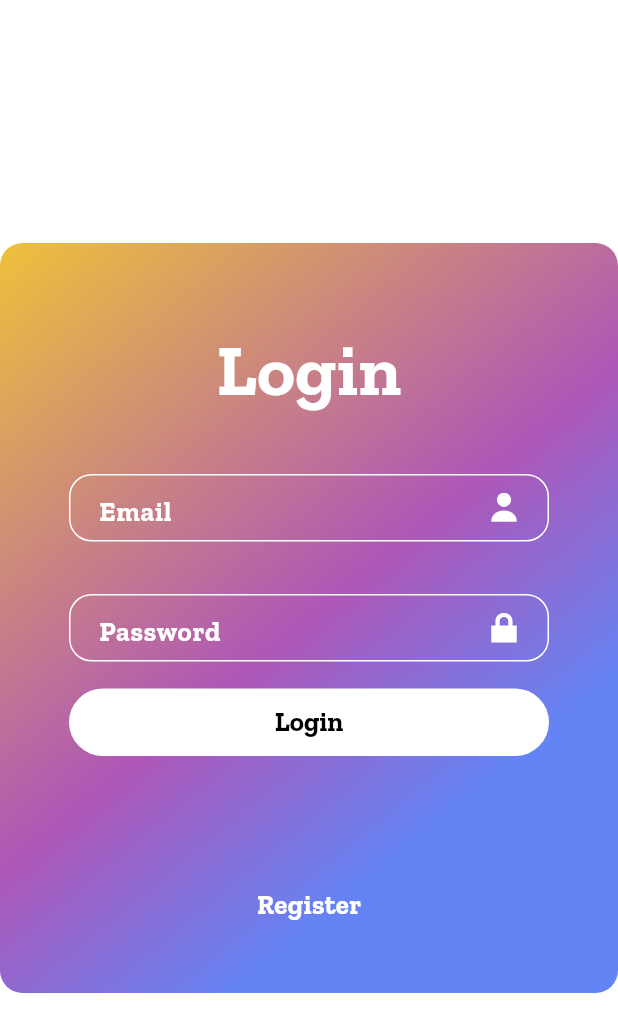
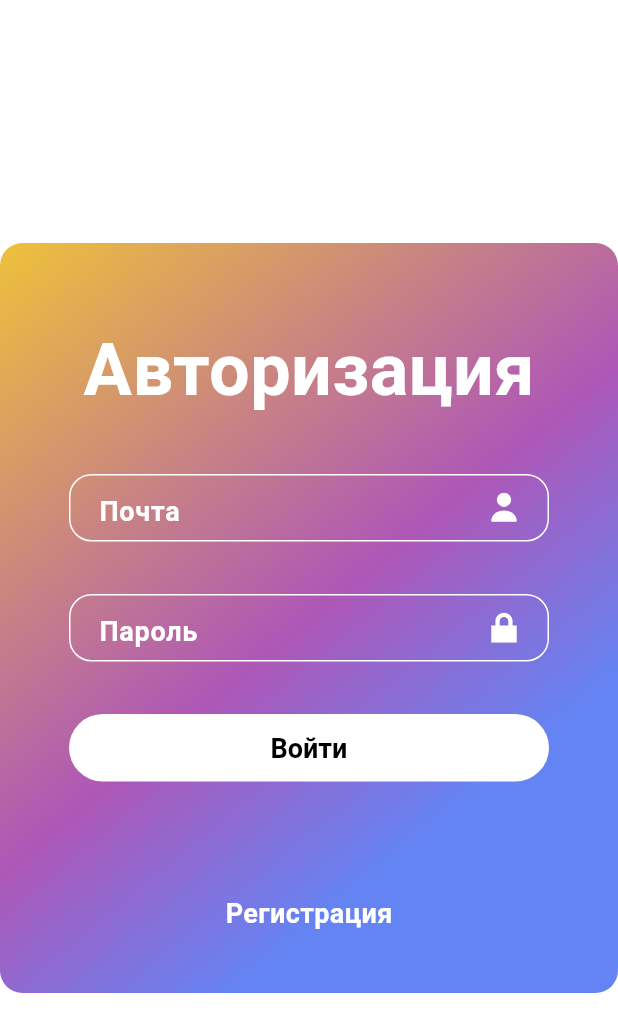
Before and after one commit to xmriuso/infobez_front, a Flutter app: the screen it shows after launch, on a phone screen of 412 x 824 dp. Shown: the top 1032 px of the screen. Run offline on Flutter 3.47's test engine with Material 3 defaults, Android fonts, the phone set to English and light mode, and no system bars; our stand-ins replace bloc, dio, equatable, flutter_bloc, flutter_svg, get_it and 5 more; missing offline and left inert: dart:html.

Commit message:
feature/почти всё сделано

```diff
--- a/lib/feature/auth_page/bloc/auth_page_event.dart
+++ b/lib/feature/auth_page/bloc/auth_page_event.dart
@@ -8,8 +8,11 @@ sealed class AuthPageEvent extends Equatable {
 }
 
 class CheckAuthEvent extends AuthPageEvent {
+  const CheckAuthEvent();
+}
 
-  const CheckAuthEvent();
+class LogOutEvent extends AuthPageEvent {
+  const LogOutEvent();
 }
 
 class LoginEvent extends AuthPageEvent {
--- a/lib/feature/auth_page/bloc/auth_page_state.dart
+++ b/lib/feature/auth_page/bloc/auth_page_state.dart
@@ -11,3 +11,4 @@ final class AuthInitial extends AuthPageState {}
 final class AuthLoadingState extends AuthPageState {}
 final class AuthErrorState extends AuthPageState {}
 final class AuthSuccessState extends AuthPageState {}
+final class SuccessRegisterState extends AuthPageState {}
--- a/lib/feature/auth_page/page/auth_page.dart
+++ b/lib/feature/auth_page/page/auth_page.dart
@@ -57,17 +57,21 @@ class _AuthPageState extends State<AuthPage> {
               children: [
                 !loginOrRegister ? AuthWidget() : RegisterWidget(),
                 const SizedBox(height: 36),
-                GestureDetector(
+                Flexible(
+                  child: Center(
+                    child: GestureDetector(
                       onTap: () {
                         setState(() {
                           loginOrRegister = !loginOrRegister;
                         });
                       },
                       child: Text(
-                    'Register',
+                        loginOrRegister ? 'Авторизация' : 'Регистрация',
                         style: AppTypography.font18RegularZillaSlab.copyWith(
                           fontWeight: FontWeight.w700,
                           color: AppColors.white,
+                        ),
+                      ),
                     ),
                   ),
                 ),
@@ -91,20 +95,15 @@ class _AuthWidgetState extends State<AuthWidget> {
 
   @override
   Widget build(BuildContext context) {
-    return BlocConsumer<AuthPageBloc, AuthPageState>(
-      listener: (context, state) {
-        if (state is AuthSuccessState) {
-          context.go(RoutePath.allCoursesPage);
-        }
-      },
+    return BlocBuilder<AuthPageBloc, AuthPageState>(
       builder: (context, state) {
         return Center(
           child: Padding(
-            padding: const EdgeInsets.symmetric(horizontal: 46, vertical: 50),
+            padding: const EdgeInsets.only(left: 46, top: 50, right: 46),
             child: Column(
               children: [
                 Text(
-                  'Login',
+                  'Авторизация',
                   style: AppTypography.font48RegularZillaSlab.copyWith(
                     fontWeight: FontWeight.w700,
                     color: AppColors.white,
@@ -113,18 +112,19 @@ class _AuthWidgetState extends State<AuthWidget> {
                 const SizedBox(height: 35),
                 AuthTextField(
                   controller: loginController,
-                  hintText: 'Email',
+                  hintText: 'Почта',
                   icon: SvgIcons.iconUser,
                 ),
                 const SizedBox(height: 35),
                 AuthTextField(
+                  hideText: true,
                   controller: passwordController,
-                  hintText: 'Password',
+                  hintText: 'Пароль',
                   icon: SvgIcons.iconLockLocked,
                 ),
-                const SizedBox(height: 18),
+                const SizedBox(height: 35),
                 AppButtonWidget(
-                  name: 'Login',
+                  name: 'Войти',
                   onTap: () {
                     if (loginController.text.isNotEmpty &&
                         passwordController.text.isNotEmpty) {
@@ -165,7 +165,7 @@ class _RegisterWidgetState extends State<RegisterWidget> {
         return lastContext is AuthLoadingState;
       },
       listener: (context, state) {
-        if (state is AuthSuccessState) {
+        if (state is SuccessRegisterState) {
           showDialog(
               context: context,
               builder: (BuildContext context) {
@@ -178,6 +178,12 @@ class _RegisterWidgetState extends State<RegisterWidget> {
                   ),
                 );
               });
+          context.read<AuthPageBloc>().add(
+                LoginEvent(
+                  username: emailController.text,
+                  password: passwordController.text,
+                ),
+              );
         }
         if (state is AuthErrorState) {
           showDialog(
@@ -197,11 +203,11 @@ class _RegisterWidgetState extends State<RegisterWidget> {
       builder: (context, state) {
         return Center(
           child: Padding(
-            padding: const EdgeInsets.symmetric(horizontal: 46, vertical: 50),
+            padding: const EdgeInsets.only(left: 46, top: 50, right: 46),
             child: Column(
               children: [
                 Text(
-                  'Login',
+                  'Регистрация',
                   style: AppTypography.font48RegularZillaSlab.copyWith(
                     fontWeight: FontWeight.w700,
                     color: AppColors.white,
@@ -210,24 +216,25 @@ class _RegisterWidgetState extends State<RegisterWidget> {
                 const SizedBox(height: 35),
                 AuthTextField(
                   controller: userNameController,
-                  hintText: 'Username',
+                  hintText: 'Имя пользователя',
                   icon: SvgIcons.iconUser,
                 ),
                 const SizedBox(height: 35),
                 AuthTextField(
+                  hideText: true,
                   controller: passwordController,
-                  hintText: 'Password',
+                  hintText: 'Пароль',
                   icon: SvgIcons.iconLockLocked,
                 ),
                 const SizedBox(height: 45),
                 AuthTextField(
                   controller: emailController,
-                  hintText: 'Email',
+                  hintText: 'Почта',
                   icon: SvgIcons.iconLockLocked,
                 ),
-                const SizedBox(height: 18),
+                const SizedBox(height: 35),
                 AppButtonWidget(
-                  name: 'Register',
+                  name: 'Регистрация',
                   onTap: () {
                     if (userNameController.text.isNotEmpty &&
                         passwordController.text.isNotEmpty &&
--- a/lib/feature/auth_page/widgets/auth_text_field.dart
+++ b/lib/feature/auth_page/widgets/auth_text_field.dart
@@ -8,12 +8,14 @@ class AuthTextField extends StatelessWidget {
   final String hintText;
   final String? icon;
   final TextEditingController? controller;
+  final bool? hideText;
 
   const AuthTextField({
     super.key,
     required this.hintText,
     this.icon,
     this.controller,
+    this.hideText,
   });
 
   @override
@@ -34,6 +36,7 @@ class AuthTextField extends StatelessWidget {
           children: [
             Expanded(
               child: TextField(
+                obscureText: hideText ?? false,
                 controller: controller,
                 style: AppTypography.font18RegularZillaSlab.copyWith(
                   color: AppColors.white,
--- /dev/null
+++ b/lib/feature/profile_page/bloc/profile_page_event.dart
@@ -0,0 +1,21 @@
+part of 'profile_page_bloc.dart';
+
+sealed class ProfilePageEvent extends Equatable {
+  const ProfilePageEvent();
+
+  @override
+  List<Object?> get props => [];
+}
+
+class GetMyUserInfo extends ProfilePageEvent {
+  const GetMyUserInfo();
+}
+
+class ChangeUserInfo extends ProfilePageEvent {
+  final String? name;
+  final String? email;
+  final String? password;
+  final html.File? image;
+
+  const ChangeUserInfo({this.name, this.email, this.password, this.image});
+}
--- /dev/null
+++ b/lib/feature/profile_page/bloc/profile_page_state.dart
@@ -0,0 +1,40 @@
+part of 'profile_page_bloc.dart';
+
+sealed class ProfilePageState extends Equatable {
+  const ProfilePageState();
+
+  @override
+  List<Object?> get props => [];
+}
+
+final class ProfilePageInitial extends ProfilePageState {}
+
+final class ProfilePageLoadingState extends ProfilePageState {}
+
+final class ProfilePageErrorState extends ProfilePageState {}
+
+class ProfilePageLoadedState extends ProfilePageState {
+  final UserInfoEntity? userInfo;
+  final Uint8List? image;
+
+  const ProfilePageLoadedState({
+    required this.userInfo,
+    required this.image,
+  });
+
+  ProfilePageLoadedState copyWith({
+    UserInfoEntity? userInfo,
+    Uint8List? image,
+  }) {
+    return ProfilePageLoadedState(
+      userInfo: userInfo ?? this.userInfo,
+      image: image ?? this.image,
+    );
+  }
+
+  @override
+  List<Object?> get props => [
+        userInfo,
+        image,
+      ];
+}
--- a/lib/main.dart
+++ b/lib/main.dart
@@ -10,6 +10,7 @@ import 'feature/all_courses_page/bloc/all_courses_page_bloc.dart';
 import 'feature/app/routing/routing.dart';
 import 'feature/auth_page/bloc/auth_page_bloc.dart';
 import 'feature/favourites_courses_page/bloc/favourites_courses_page_bloc.dart';
+import 'feature/profile_page/bloc/profile_page_bloc.dart';
 
 void main() {
   setupDependencies();
@@ -48,6 +49,9 @@ class _MyAppState extends State<MyApp> {
         BlocProvider.value(
           value: getIt<AuthPageBloc>(),
         ),
+        BlocProvider.value(
+          value: getIt<ProfilePageBloc>(),
+        ),
       ],
       child: MaterialApp.router(
         routerConfig: router.router,
```
Also changed, not shown: lib/core/api_client/api_client.dart (+11 -4 lines), lib/core/api_service/data/api/api.dart (+11 -0 lines), lib/core/api_service/data/api/service/api_service.dart (+54 -1 lines), lib/core/api_service/data/models/user_info_model.dart (added, +91 -0 lines), lib/core/api_service/data/repository/project_repository_impl.dart (+22 -0 lines), lib/core/api_service/domain/entities/user_info_entity.dart (added, +48 -0 lines), lib/core/api_service/domain/repository/project_repository.dart (+11 -0 lines), lib/core/api_service/domain/usecases/project_usecase.dart (+20 -0 lines), lib/feature/app/routing/custom_navigation_bar.dart (+4 -8 lines), lib/feature/auth_page/bloc/auth_page_bloc.dart (+13 -2 lines), lib/feature/profile_page/bloc/profile_page_bloc.dart (added, +89 -0 lines), lib/feature/profile_page/page/profile_page.dart (+96 -30 lines), lib/core/di/di.config.dart. Lines whose indentation alone changed are shown as unchanged.
